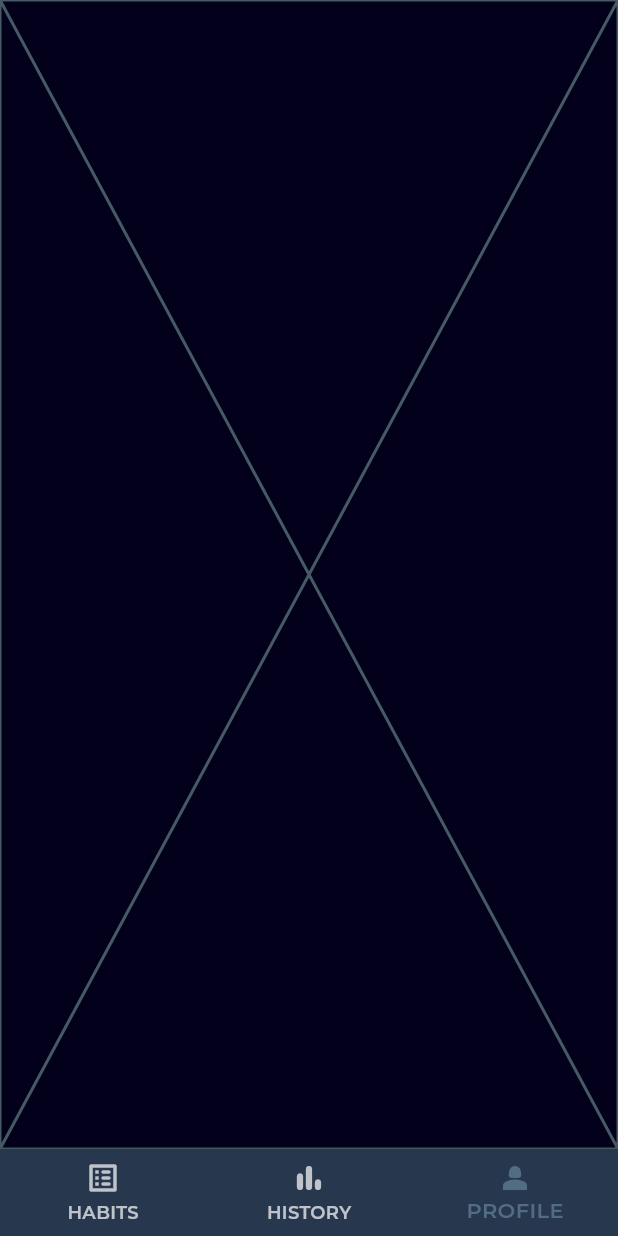
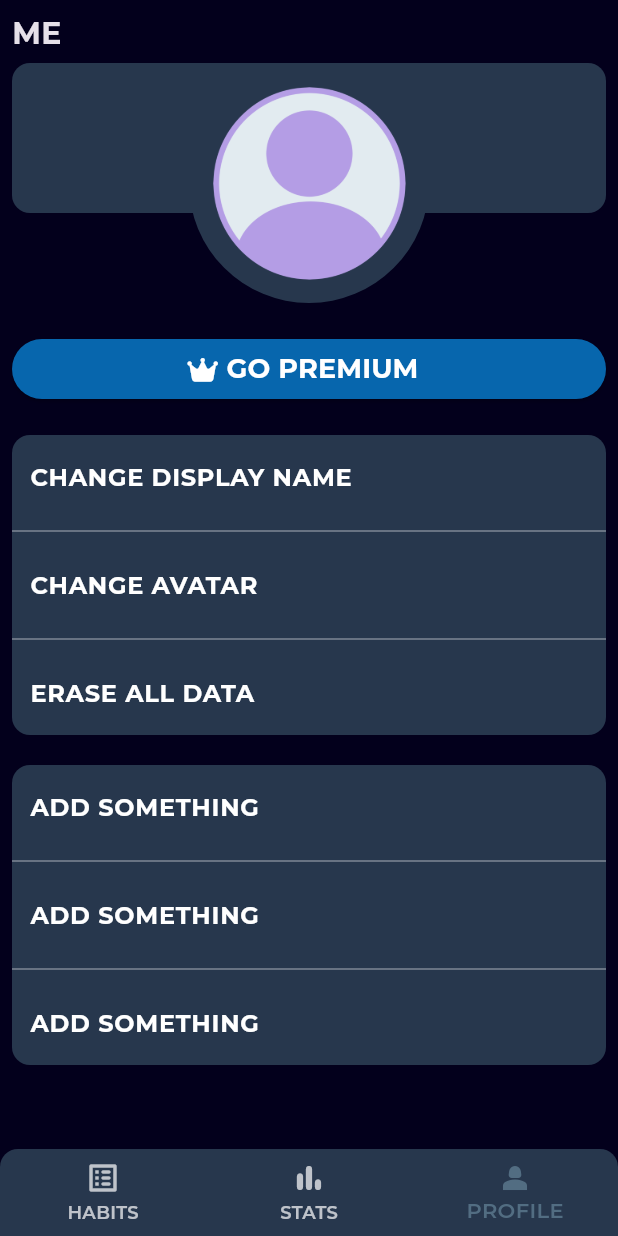
Before and after one commit to H11TM4N/habit_tracker_app, a Flutter app: the screen it shows after launch, item 3 of the bottom bar chosen, on a phone screen of 412 x 824 dp. Run offline on Flutter 3.47's test engine with Material 3 defaults, Android fonts, the phone set to English and light mode, and no system bars; our stand-ins replace flutter_hooks, flutter_riverpod, font_awesome_flutter, google_fonts, hive, hive_flutter and 2 more; accounts and stored records are empty.

Commit message:
Profile page UI

```diff
--- a/lib/UI/components/components.dart
+++ b/lib/UI/components/components.dart
@@ -4,3 +4,4 @@ export './custom_label_text.dart';
 export './save_button.dart';
 export './habits_header.dart';
 export './habits_linear_progress.dart';
+export './settings_tile.dart';
--- a/lib/UI/components/habit_tile.dart
+++ b/lib/UI/components/habit_tile.dart
@@ -18,7 +18,7 @@ class HabitTile extends StatelessWidget {
   @override
   Widget build(BuildContext context) {
     return Padding(
-      padding: const EdgeInsets.only(left: 8.0, bottom: 8.0),
+      padding: const EdgeInsets.only(bottom: 8.0, right: 8.0),
       child: ListTile(
         shape: RoundedRectangleBorder(
           borderRadius: BorderRadius.circular(12),
--- a/lib/UI/components/habits_linear_progress.dart
+++ b/lib/UI/components/habits_linear_progress.dart
@@ -2,7 +2,7 @@ import 'package:flutter/material.dart';
 import 'package:flutter_riverpod/flutter_riverpod.dart';
 import 'package:google_fonts/google_fonts.dart';
 import 'package:habit_tracker_app/common/common.dart';
-import 'package:habit_tracker_app/providers/habit_povider.dart';
+import 'package:habit_tracker_app/services/providers/habit_povider.dart';
 import 'package:percent_indicator/linear_percent_indicator.dart';
 
 class HabitsLinearProgress extends ConsumerWidget {
--- /dev/null
+++ b/lib/UI/components/settings_tile.dart
@@ -0,0 +1,20 @@
+import 'package:flutter/material.dart';
+
+class SettingTile extends StatelessWidget {
+  final Text title;
+  final void Function()? onTap;
+  const SettingTile({
+    super.key,
+    required this.onTap,
+    required this.title,
+  });
+
+  @override
+  Widget build(BuildContext context) {
+    return ListTile(
+      contentPadding: const EdgeInsets.only(left: 12),
+      title: title,
+      onTap: onTap,
+    );
+  }
+}
--- a/lib/UI/home_page.dart
+++ b/lib/UI/home_page.dart
@@ -1,7 +1,7 @@
 import 'package:flutter/material.dart';
 import 'package:google_fonts/google_fonts.dart';
 import 'package:habit_tracker_app/UI/pages/habit_page.dart';
-import 'package:habit_tracker_app/UI/pages/history_page.dart';
+import 'package:habit_tracker_app/UI/pages/stat_page.dart';
 import 'package:habit_tracker_app/UI/pages/profile_page.dart';
 import 'package:flutter_hooks/flutter_hooks.dart';
 
@@ -14,7 +14,7 @@ class HomePage extends HookWidget {
 
     const List<Widget> pages = <Widget>[
       HabitsPage(),
-      HistoryPage(),
+      StatPage(),
       ProfilePage(),
     ];
 
@@ -23,7 +23,10 @@ class HomePage extends HookWidget {
         index: currentIndex.value,
         children: pages,
       ),
-      bottomNavigationBar: BottomNavigationBar(
+      bottomNavigationBar: ClipRRect(
+        borderRadius: const BorderRadius.only(
+            topLeft: Radius.circular(12), topRight: Radius.circular(12)),
+        child: BottomNavigationBar(
           backgroundColor: Theme.of(context).colorScheme.primary,
           currentIndex: currentIndex.value,
           type: BottomNavigationBarType.fixed,
@@ -32,14 +35,17 @@ class HomePage extends HookWidget {
           },
           unselectedLabelStyle:
               GoogleFonts.montserrat(fontWeight: FontWeight.w600),
-        selectedLabelStyle: GoogleFonts.montserrat(fontWeight: FontWeight.w600),
+          selectedLabelStyle:
+              GoogleFonts.montserrat(fontWeight: FontWeight.w600),
           items: const [
             BottomNavigationBarItem(
                 icon: Icon(Icons.list_alt_rounded), label: 'HABITS'),
             BottomNavigationBarItem(
-              icon: Icon(Icons.bar_chart_rounded), label: 'HISTORY'),
-          BottomNavigationBarItem(icon: Icon(Icons.person_2), label: 'PROFILE'),
+                icon: Icon(Icons.bar_chart_rounded), label: 'STATS'),
+            BottomNavigationBarItem(
+                icon: Icon(Icons.person_2), label: 'PROFILE'),
           ],
+        ),
       ),
     );
   }
--- a/lib/UI/pages/profile_page.dart
+++ b/lib/UI/pages/profile_page.dart
@@ -1,10 +1,80 @@
 import 'package:flutter/material.dart';
+import 'package:flutter_riverpod/flutter_riverpod.dart';
+import 'package:font_awesome_flutter/font_awesome_flutter.dart';
+import 'package:google_fonts/google_fonts.dart';
+import 'package:habit_tracker_app/UI/pages/views/setting_listview.dart';
 
-class ProfilePage extends StatelessWidget {
+class ProfilePage extends ConsumerWidget {
   const ProfilePage({super.key});
 
   @override
-  Widget build(BuildContext context) {
-    return const Placeholder();
+  Widget build(BuildContext context, WidgetRef ref) {
+    final theme = Theme.of(context).colorScheme;
+
+    return Scaffold(
+      body: SafeArea(
+        child: Padding(
+          padding: const EdgeInsets.all(8.0),
+          child: ListView(
+            children: [
+              Row(
+                mainAxisAlignment: MainAxisAlignment.start,
+                children: [
+                  Text(
+                    'ME',
+                    style: GoogleFonts.montserrat(
+                      fontWeight: FontWeight.bold,
+                      fontSize: 20,
+                    ),
+                  ),
+                ],
+              ),
+              const SizedBox(width: 2, height: 5),
+              Stack(
+                children: [
+                  ClipRRect(
+                    borderRadius: const BorderRadius.all(Radius.circular(12)),
+                    child: Container(
+                      width: MediaQuery.of(context).size.width,
+                      height: 100,
+                      decoration: BoxDecoration(
+                        color: theme.primary,
+                      ),
+                    ),
+                  ),
+                  Center(
+                    child: CircleAvatar(
+                      backgroundColor: theme.primary,
+                      backgroundImage:
+                          const AssetImage('assets/images/avatar.png'),
+                      radius: 80,
+                    ),
+                  ),
+                ],
+              ),
+              const SizedBox(height: 20),
+              ElevatedButton.icon(
+                  style: ElevatedButton.styleFrom(
+                      backgroundColor: theme.primaryContainer),
+                  onPressed: () {},
+                  icon: const Icon(
+                    FontAwesomeIcons.crown,
+                    color: Colors.white,
+                  ),
+                  label: Text(
+                    'GO PREMIUM',
+                    style: GoogleFonts.montserrat(
+                      fontWeight: FontWeight.bold,
+                      fontSize: 18,
+                      color: Colors.white,
+                    ),
+                  )),
+              const SizedBox(height: 20),
+              const SettingListView(),
+            ],
+          ),
+        ),
+      ),
+    );
   }
 }
--- a/lib/UI/pages/views/habit_list_view.dart
+++ b/lib/UI/pages/views/habit_list_view.dart
@@ -1,6 +1,6 @@
 import 'package:flutter/material.dart';
 import 'package:habit_tracker_app/UI/components/habit_tile.dart';
-import 'package:habit_tracker_app/providers/habit_povider.dart';
+import 'package:habit_tracker_app/services/providers/habit_povider.dart';
 import 'package:hooks_riverpod/hooks_riverpod.dart';
 
 class HabitListView extends StatefulHookConsumerWidget {
--- /dev/null
+++ b/lib/UI/pages/views/setting_listview.dart
@@ -0,0 +1,96 @@
+import 'package:flutter/material.dart';
+import 'package:flutter_riverpod/flutter_riverpod.dart';
+import 'package:google_fonts/google_fonts.dart';
+import 'package:habit_tracker_app/UI/components/components.dart';
+import 'package:habit_tracker_app/services/providers/habit_povider.dart';
+
+class SettingListView extends ConsumerWidget {
+  const SettingListView({super.key});
+
+  @override
+  Widget build(BuildContext context, WidgetRef ref) {
+    TextStyle seetingsStyle =
+        GoogleFonts.montserrat(fontWeight: FontWeight.w700);
+
+    List<Text> titles = [
+      Text('CHANGE DISPLAY NAME', style: seetingsStyle),
+      Text('CHANGE AVATAR', style: seetingsStyle),
+      Text('ERASE ALL DATA', style: seetingsStyle),
+      Text('ADD SOMETHING', style: seetingsStyle),
+      Text('ADD SOMETHING', style: seetingsStyle),
+      Text('ADD SOMETHING', style: seetingsStyle),
+    ];
+
+    List onTaps = [
+      () {},
+      () {},
+      () {
+        // ref.read(habitProvider.notifier).clearHabits();
+      },
+      () {},
+      () {},
+      () {},
+    ];
+
+    final theme = Theme.of(context).colorScheme;
+    return Column(
+      children: [
+        ClipRRect(
+          borderRadius: const BorderRadius.all(Radius.circular(12)),
+          child: Container(
+            decoration: BoxDecoration(
+              color: theme.primary,
+            ),
+            child: Column(
+              children: [
+                SettingTile(
+                  title: titles[0],
+                  onTap: onTaps[0],
+                ),
+                const Divider(thickness: 0.4),
+                SettingTile(
+                  title: titles[1],
+                  onTap: onTaps[1],
+                ),
+                const Divider(thickness: 0.4),
+                SettingTile(
+                  title: titles[2],
+                  onTap: onTaps[2],
+                ),
+              ],
+            ),
+          ),
+        ),
+        const SizedBox(
+          height: 20,
+        ),
+        ClipRRect(
+          borderRadius: const BorderRadius.all(Radius.circular(12)),
+          child: Container(
+            decoration: BoxDecoration(
+              color: theme.primary,
+            ),
+            child: Column(
+              children: [
+                SettingTile(
+                  title: titles[3],
+                  onTap: onTaps[3],
+                ),
+                const Divider(thickness: 0.4),
+                SettingTile(
+                  title: titles[4],
+                  onTap: onTaps[4],
+                ),
+                const Divider(thickness: 0.4),
+                SettingTile(
+                  title: titles[5],
+                  onTap: onTaps[5],
+                ),
+              ],
+            ),
+          ),
+        ),
+      ],
+    );
+  }
+}
--- a/lib/UI/screens/create_habit_screen.dart
+++ b/lib/UI/screens/create_habit_screen.dart
@@ -2,7 +2,7 @@ import 'package:flutter/material.dart';
 import 'package:flutter_hooks/flutter_hooks.dart';
 import 'package:habit_tracker_app/UI/components/components.dart';
 import 'package:habit_tracker_app/models/habit.dart';
-import 'package:habit_tracker_app/providers/habit_povider.dart';
+import 'package:habit_tracker_app/services/providers/habit_povider.dart';
 import 'package:hooks_riverpod/hooks_riverpod.dart';
 import 'package:uuid/uuid.dart';
 
--- a/lib/common/common.dart
+++ b/lib/common/common.dart
@@ -4,3 +4,4 @@ export './utils/page_transition.dart';
 export './widgets/back_button.dart';
 export './utils/completion_calc.dart';
 export './utils/percentage_checker.dart';
+export './utils/wrapper.dart';
--- a/pubspec.yaml
+++ b/pubspec.yaml
@@ -37,7 +37,7 @@ dependencies:
   intl: ^0.18.1
   uuid: ^4.1.0
   flutter_slidable: ^3.0.0
-  font_awesome_flutter: ^10.5.0
+  font_awesome_flutter: ^10.6.0
   percent_indicator: ^4.2.3
   equatable: ^2.0.5
   test: ^1.24.3
```
Also changed, not shown: lib/UI/pages/history_page.dart (deleted, +0 -10 lines), lib/UI/pages/stat_page.dart (added, +99 -0 lines), lib/common/utils/wrapper.dart (added, +23 -0 lines), assets/images/avatar.png (added), lib/services/providers/habit_povider.dart (renamed from lib/providers/habit_povider.dart), pubspec.lock. Lines whose indentation alone changed are shown as unchanged.
